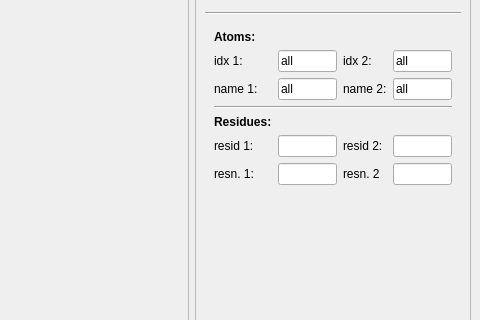
The window that PyContact/gui/MainQtGui.ui (maxscheurer/pycontact) describes before a commit, drawn with Qt 5; both pictures show x 785 to 1265 and y 284 to 604 of the 1265 by 864 pixel window.
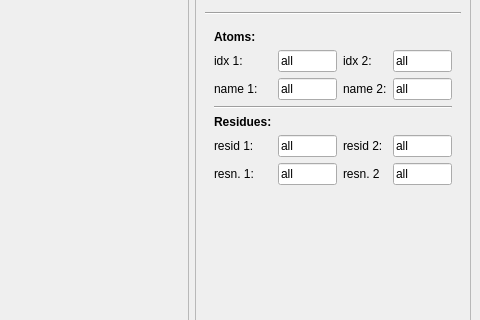
The same window after the commit.

Patch:
```diff
--- a/PyContact/gui/MainQtGui.ui
+++ b/PyContact/gui/MainQtGui.ui
@@ -475,10 +475,18 @@
            </widget>
           </item>
           <item row="5" column="3">
-           <widget class="QLineEdit" name="lineEdit_9"/>
+           <widget class="QLineEdit" name="lineEdit_9">
+            <property name="text">
+             <string>all</string>
+            </property>
+           </widget>
           </item>
           <item row="5" column="1">
-           <widget class="QLineEdit" name="lineEdit_8"/>
+           <widget class="QLineEdit" name="lineEdit_8">
+            <property name="text">
+             <string>all</string>
+            </property>
+           </widget>
           </item>
           <item row="6" column="0">
            <widget class="QLabel" name="label_12">
@@ -488,7 +496,11 @@
            </widget>
           </item>
           <item row="6" column="1">
-           <widget class="QLineEdit" name="lineEdit_10"/>
+           <widget class="QLineEdit" name="lineEdit_10">
+            <property name="text">
+             <string>all</string>
+            </property>
+           </widget>
           </item>
           <item row="6" column="2">
            <widget class="QLabel" name="label_13">
@@ -498,7 +510,11 @@
            </widget>
           </item>
           <item row="6" column="3">
-           <widget class="QLineEdit" name="lineEdit_11"/>
+           <widget class="QLineEdit" name="lineEdit_11">
+            <property name="text">
+             <string>all</string>
+            </property>
+           </widget>
           </item>
          </layout>
         </widget>
```
